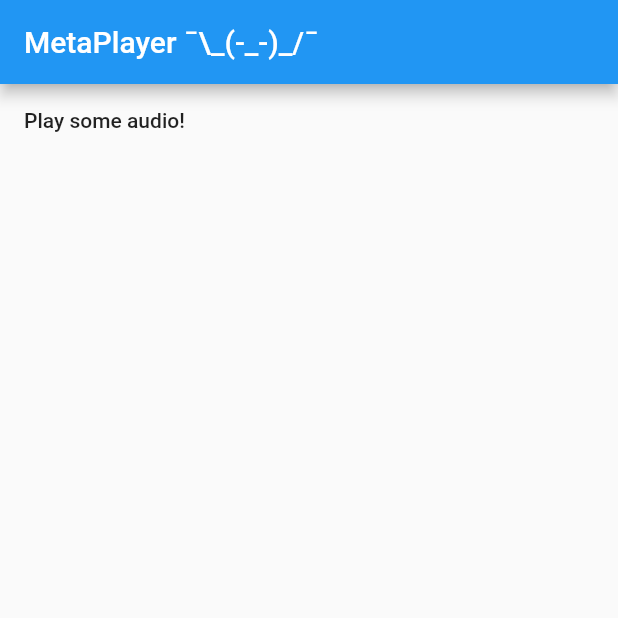
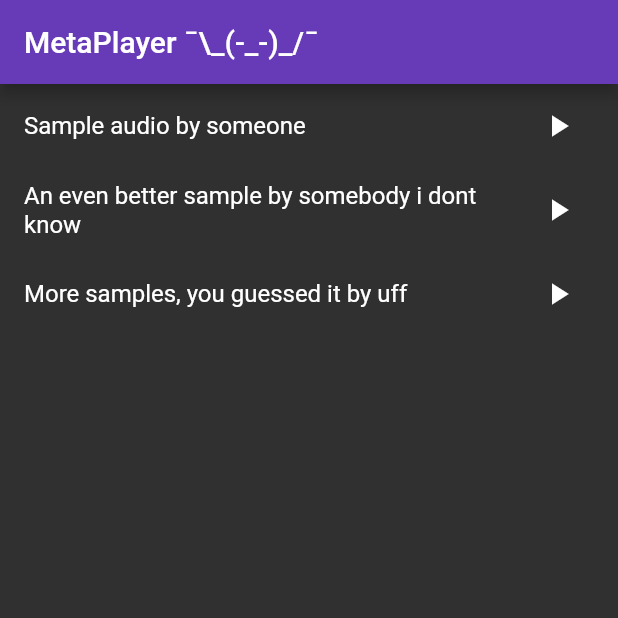
Before and after one commit to MetaMuffin/MetaPlayer, a Flutter app: the screen it shows after launch, on a phone screen of 412 x 824 dp, the top half of it. Run offline on Flutter 3.47's test engine with Material 2 defaults, Android fonts, the phone set to English and light mode, and no system bars; our stand-ins replace audioplayers.

Commit message:
the first working prototype

```diff
--- /dev/null
+++ b/lib/globals.dart
@@ -0,0 +1,18 @@
+import 'package:audioplayers/audioplayers.dart';
+
+import 'playlist.dart';
+import 'track.dart';
+
+Map<String, Track> tracks = new Map<String, Track>();
+Map<String, Playlist> playlists = new Map<String, Playlist>();
+String currentPlaylist;
+
+void addTracks(List<Track> tl) {
+  tracks.addEntries(tl.map((t) => MapEntry(t.title, t)));
+}
+
+void addPlaylists(List<Playlist> pl) {
+  playlists.addEntries(pl.map((p) => MapEntry(p.name, p)));
+}
+
+AudioPlayer audioPlayer = AudioPlayer();
--- a/lib/main.dart
+++ b/lib/main.dart
@@ -1,7 +1,13 @@
 import 'package:flutter/material.dart';
-import 'package:audioplayers/audioplayers.dart';
+import 'package:metaplayer/globals.dart';
+import 'package:metaplayer/playlist.dart';
+import 'package:metaplayer/theme.dart';
+import 'package:metaplayer/track-lists.dart';
+
+import 'track.dart';
 
 void main() {
+  loadTestingPlaylists();
   runApp(MainScreen());
 }
 
@@ -17,27 +23,43 @@ class _MainScreenState extends State<MainScreen> {
   Widget build(BuildContext context) {
     return MaterialApp(
       title: "MetaPlayer",
+      theme: theme,
       home: Scaffold(
         appBar: AppBar(
           title: Text("MetaPlayer ¯\\_(-_-)_/¯"),
         ),
         body: Builder(
-          builder: (context) => Container(
-            child: Column(
-              children: [
-                FlatButton(
-                  child: Text("Play some audio!"),
-                  onPressed: () async {
-                    AudioPlayer player = new AudioPlayer();
-                    await player.play("https://www.example.net/sample.wav",
-                        isLocal: false);
-                  },
-                )
-              ],
-            ),
-          ),
+          builder: (context) => Container(child: TrackList()),
         ),
       ),
     );
   }
 }
+
+void loadTestingPlaylists() {
+  addTracks([
+    Track("Sample 3", "x",
+        "https://filesamples.com/samples/audio/mp3/sample3.mp3"),
+    Track("Sample 4", "y",
+        "https://filesamples.com/samples/audio/mp3/sample4.mp3"),
+    Track("Synphony No. 6", "upsi",
+        "https://filesamples.com/samples/audio/mp3/Symphony%20No.6%20(1st%20movement).mp3"),
+    Track("Sample audio", "someone",
+        "https://file-examples.com/wp-content/uploads/2017/11/file_example_MP3_700KB.mp3"),
+    Track("An even better sample", "somebody i dont know",
+        "https://filesamples.com/samples/audio/mp3/sample1.mp3"),
+    Track("More samples, you guessed it", "uff",
+        "https://filesamples.com/samples/audio/mp3/sample2.mp3"),
+  ]);
+  addPlaylists([
+    Playlist(
+      "Blub 1",
+      ["Sample audio", "An even better sample", "More samples, you guessed it"],
+    ),
+    Playlist(
+      "Blub 2",
+      ["Sample 3", "Sample 4", "Synphony No. 6"],
+    ),
+  ]);
+  currentPlaylist = "Blub 1";
+}
--- /dev/null
+++ b/lib/theme.dart
@@ -0,0 +1,7 @@
+import 'package:flutter/material.dart';
+
+ThemeData theme = ThemeData(
+    brightness: Brightness.dark,
+    accentColor: Colors.purple,
+    appBarTheme:
+        AppBarTheme(brightness: Brightness.dark, color: Colors.deepPurple));
--- /dev/null
+++ b/lib/track-lists.dart
@@ -0,0 +1,28 @@
+import 'package:flutter/material.dart';
+import 'package:metaplayer/globals.dart';
+
+import 'track.dart';
+
+class TrackList extends StatefulWidget {
+  TrackList({Key key}) : super(key: key);
+
+  @override
+  _TrackListState createState() => _TrackListState();
+}
+
+class _TrackListState extends State<TrackList> {
+  @override
+  Widget build(BuildContext context) {
+    return Container(
+      child: ListView.builder(
+        itemCount: playlists[currentPlaylist].tracks.length ?? 0,
+        itemBuilder: (context, index) {
+          Track t = tracks[playlists[currentPlaylist]?.tracks[index]] ??
+              Track("Track can't be resolved", "ohno-error", "");
+
+          return t.buildListWidget(context);
+        },
+      ),
+    );
+  }
+}
--- /dev/null
+++ b/lib/track.dart
@@ -0,0 +1,26 @@
+import 'package:audioplayers/audioplayers.dart';
+import 'package:flutter/material.dart';
+import 'package:metaplayer/globals.dart';
+
+class Track {
+  String title;
+  String artist;
+  Duration duration;
+  String url;
+
+  Track(this.title, this.artist, this.url);
+
+  Widget buildListWidget(BuildContext context) {
+    return ListTile(
+      title: Text("$title by $artist"),
+      trailing: IconButton(
+        icon: Icon(Icons.play_arrow),
+        onPressed: () async {
+          if (audioPlayer.state == AudioPlayerState.PLAYING)
+            await audioPlayer.stop();
+          await audioPlayer.play(url);
+        },
+      ),
+    );
+  }
+}
```
Also changed, not shown: lib/playlist.dart (added, +16 -0 lines), 5 other files.
